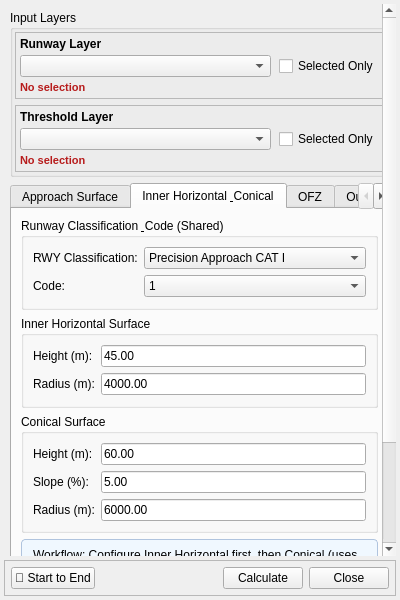
Above: qols/qols_panel_base.ui from FLYGHT7/qOLS before the change. Below: the same form after it.
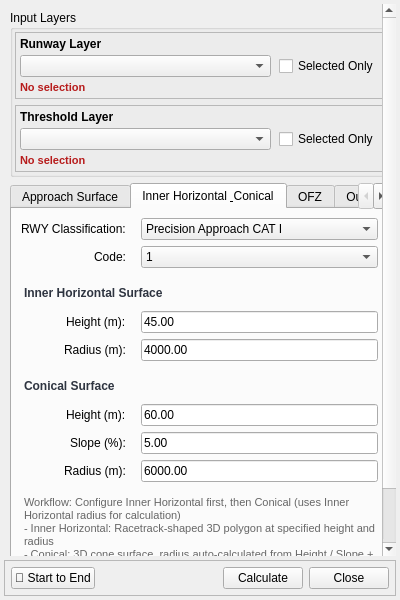
That is the form after the change. The open tabs and pages were chosen to show the change. Custom widgets are drawn as their Qt base class.

Commit message: refactor: Update layout and structure for Inner Horizontal and Conical sections in UI for improved clarity and usability

Patch:
```diff
--- a/qols/qols_panel_base.ui
+++ b/qols/qols_panel_base.ui
@@ -473,15 +473,21 @@
        <attribute name="title">
         <string>Inner Horizontal &amp; Conical</string>
        </attribute>
-       <layout class="QVBoxLayout" name="verticalLayout_inner_conical">
+       <layout class="QFormLayout" name="formLayout_inner_conical">
+        <property name="fieldGrowthPolicy">
+         <enum>QFormLayout::AllNonFixedFieldsGrow</enum>
+        </property>
+        <property name="labelAlignment">
+         <set>Qt::AlignRight|Qt::AlignVCenter</set>
+        </property>
+        <property name="horizontalSpacing">
+         <number>15</number>
+        </property>
+        <property name="verticalSpacing">
+         <number>6</number>
+        </property>
         
-        <!-- SHARED RWY CLASSIFICATION & CODE SECTION -->
-        <item>
-         <widget class="QGroupBox" name="groupBox_shared_classification">
-          <property name="title">
-           <string>Runway Classification &amp; Code (Shared)</string>
-          </property>
-          <layout class="QFormLayout" name="formLayout_shared_classification">
+        <!-- SHARED RWY CLASSIFICATION & CODE - Direct FormLayout -->
            <item row="0" column="0">
             <widget class="QLabel" name="label_rwyClassification_inner_conical">
              <property name="text">
@@ -547,25 +553,28 @@
              </item>
             </widget>
            </item>
-          </layout>
-         </widget>
-        </item>
         
-        <!-- INNER HORIZONTAL SECTION -->
-        <item>
-         <widget class="QGroupBox" name="groupBox_inner_horizontal">
-          <property name="title">
+        <!-- INNER HORIZONTAL SURFACE SECTION HEADER -->
+        <item row="2" column="0" colspan="2">
+         <widget class="QLabel" name="label_section_inner_horizontal">
+          <property name="text">
            <string>Inner Horizontal Surface</string>
           </property>
-          <layout class="QFormLayout" name="formLayout_inner_horizontal_section">
-           <item row="0" column="0">
+          <property name="styleSheet">
+           <string>QLabel { font-weight: bold; color: #2e3440; padding-top: 12px; padding-bottom: 4px; border-bottom: 1px solid #d8dce6; }</string>
+          </property>
+         </widget>
+        </item>
+        
+        <!-- INNER HORIZONTAL SURFACE CONTROLS -->
+        <item row="3" column="0">
             <widget class="QLabel" name="label_height_inner">
              <property name="text">
               <string>Height (m):</string>
              </property>
             </widget>
            </item>
-           <item row="0" column="1">
+        <item row="3" column="1">
             <widget class="QLineEdit" name="spin_height_inner">
              <property name="text">
               <string>45.00</string>
@@ -575,39 +584,42 @@
              </property>
             </widget>
            </item>
-           <item row="1" column="0">
+        <item row="4" column="0">
             <widget class="QLabel" name="label_L_inner">
              <property name="text">
               <string>Radius (m):</string>
              </property>
             </widget>
            </item>
-           <item row="1" column="1">
+        <item row="4" column="1">
             <widget class="QLineEdit" name="spin_L_inner">
              <property name="text">
               <string>4000.00</string>
              </property>
             </widget>
            </item>
-          </layout>
-         </widget>
-        </item>
         
-        <!-- CONICAL SECTION -->
-        <item>
-         <widget class="QGroupBox" name="groupBox_conical">
-          <property name="title">
+        <!-- CONICAL SURFACE SECTION HEADER -->
+        <item row="5" column="0" colspan="2">
+         <widget class="QLabel" name="label_section_conical">
+          <property name="text">
            <string>Conical Surface</string>
           </property>
-          <layout class="QFormLayout" name="formLayout_conical_section">
-           <item row="0" column="0">
+          <property name="styleSheet">
+           <string>QLabel { font-weight: bold; color: #2e3440; padding-top: 12px; padding-bottom: 4px; border-bottom: 1px solid #d8dce6; }</string>
+          </property>
+         </widget>
+        </item>
+        
+        <!-- CONICAL SURFACE CONTROLS -->
+        <item row="6" column="0">
             <widget class="QLabel" name="label_height_conical">
              <property name="text">
               <string>Height (m):</string>
              </property>
             </widget>
            </item>
-           <item row="0" column="1">
+        <item row="6" column="1">
             <widget class="QLineEdit" name="spin_height_conical">
              <property name="text">
               <string>60.00</string>
@@ -617,14 +629,14 @@
              </property>
             </widget>
            </item>
-           <item row="1" column="0">
+        <item row="7" column="0">
             <widget class="QLabel" name="label_conical_slope">
              <property name="text">
               <string>Slope (%):</string>
              </property>
             </widget>
            </item>
-           <item row="1" column="1">
+        <item row="7" column="1">
             <widget class="QLineEdit" name="spin_conical_slope">
              <property name="text">
               <string>5.00</string>
@@ -634,14 +646,14 @@
              </property>
             </widget>
            </item>
-           <item row="2" column="0">
+        <item row="8" column="0">
             <widget class="QLabel" name="label_L_conical">
              <property name="text">
               <string>Radius (m):</string>
              </property>
             </widget>
            </item>
-           <item row="2" column="1">
+        <item row="8" column="1">
             <widget class="QLineEdit" name="spin_L_conical">
              <property name="text">
               <string>6000.00</string>
@@ -654,12 +666,9 @@
              </property>
             </widget>
            </item>
-          </layout>
-         </widget>
-        </item>
         
-        <!-- COMBINED INFORMATION SECTION -->
-        <item>
+        <!-- WORKFLOW INFORMATION -->
+        <item row="9" column="0" colspan="2">
          <widget class="QLabel" name="label_info_inner_conical">
           <property name="text">
            <string>Workflow: Configure Inner Horizontal first, then Conical (uses Inner Horizontal radius for calculation)
@@ -671,7 +680,7 @@
            <bool>true</bool>
           </property>
           <property name="styleSheet">
-           <string>QLabel { background: #f0f8ff; padding: 8px; border: 1px solid #b0c4de; border-radius: 4px; }</string>
+           <string>QLabel { color: #666666; font-size: 11px; padding-top: 8px; }</string>
           </property>
          </widget>
         </item>
```
Lines whose indentation alone changed are shown as unchanged.
